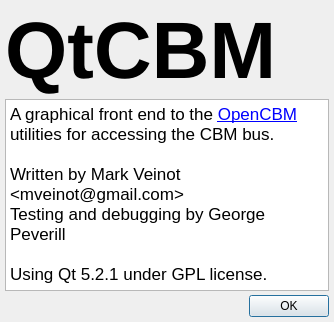
mveinot/QtCBM, file aboutdialog.ui: the form before one commit.
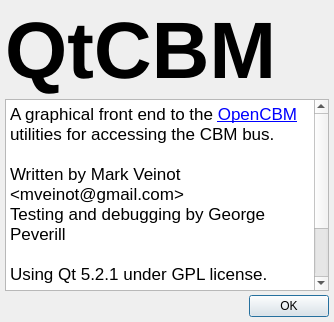
The form after the commit.

Commit message: Credit Per Olafsson for diskimage.c

What changed in the file:
```diff
--- a/aboutdialog.ui
+++ b/aboutdialog.ui
@@ -154,7 +154,9 @@
 &lt;p style=&quot; margin-top:0px; margin-bottom:0px; margin-left:0px; margin-right:0px; -qt-block-indent:0; text-indent:0px;&quot;&gt;&lt;span style=&quot; font-family:'.Lucida Grande UI';&quot;&gt;Written by Mark Veinot &amp;lt;mveinot@gmail.com&amp;gt;&lt;/span&gt;&lt;/p&gt;
 &lt;p style=&quot; margin-top:0px; margin-bottom:0px; margin-left:0px; margin-right:0px; -qt-block-indent:0; text-indent:0px;&quot;&gt;&lt;span style=&quot; font-family:'.Lucida Grande UI';&quot;&gt;Testing and debugging by George Peverill&lt;/span&gt;&lt;/p&gt;
 &lt;p style=&quot;-qt-paragraph-type:empty; margin-top:0px; margin-bottom:0px; margin-left:0px; margin-right:0px; -qt-block-indent:0; text-indent:0px; font-family:'.Lucida Grande UI';&quot;&gt;&lt;br /&gt;&lt;/p&gt;
-&lt;p style=&quot; margin-top:0px; margin-bottom:0px; margin-left:0px; margin-right:0px; -qt-block-indent:0; text-indent:0px;&quot;&gt;&lt;span style=&quot; font-family:'.Lucida Grande UI';&quot;&gt;Using Qt 5.2.1 under GPL license.&lt;/span&gt;&lt;/p&gt;&lt;/body&gt;&lt;/html&gt;</string>
+&lt;p style=&quot; margin-top:0px; margin-bottom:0px; margin-left:0px; margin-right:0px; -qt-block-indent:0; text-indent:0px;&quot;&gt;&lt;span style=&quot; font-family:'.Lucida Grande UI';&quot;&gt;Using Qt 5.2.1 under GPL license.&lt;/span&gt;&lt;/p&gt;
+&lt;p style=&quot;-qt-paragraph-type:empty; margin-top:0px; margin-bottom:0px; margin-left:0px; margin-right:0px; -qt-block-indent:0; text-indent:0px; font-family:'.Lucida Grande UI';&quot;&gt;&lt;br /&gt;&lt;/p&gt;
+&lt;p style=&quot; margin-top:0px; margin-bottom:0px; margin-left:0px; margin-right:0px; -qt-block-indent:0; text-indent:0px;&quot;&gt;&lt;span style=&quot; font-family:'.Lucida Grande UI';&quot;&gt;D64 image handling from &lt;/span&gt;&lt;a href=&quot;http://www.paradroid.net/diskimage/&quot;&gt;&lt;span style=&quot; text-decoration: underline; color:#0000ff;&quot;&gt;diskimage.c&lt;/span&gt;&lt;/a&gt;&lt;span style=&quot; font-family:'.Lucida Grande UI';&quot;&gt; by Per Olofsson, used under a modified BSD license.&lt;/span&gt;&lt;/p&gt;&lt;/body&gt;&lt;/html&gt;</string>
        </property>
        <property name="openExternalLinks">
         <bool>true</bool>
```
